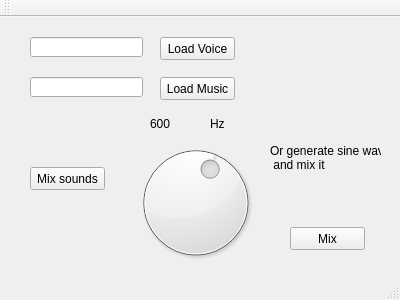
The window that mainwindow.ui (ByteNacked/mixing_util) describes before a commit, drawn with Qt 5.
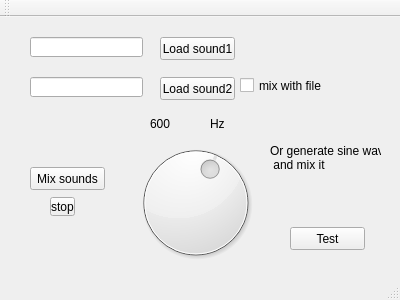
The same window after the commit.

The edit to the form file:
```diff
--- a/mainwindow.ui
+++ b/mainwindow.ui
@@ -34,7 +34,7 @@
      </rect>
     </property>
     <property name="text">
-     <string>Load Voice</string>
+     <string>Load sound1</string>
     </property>
    </widget>
    <widget class="QLineEdit" name="musicLineEdit">
@@ -57,7 +57,7 @@
      </rect>
     </property>
     <property name="text">
-     <string>Load Music</string>
+     <string>Load sound2</string>
     </property>
    </widget>
    <widget class="QLabel" name="label">
@@ -97,7 +97,7 @@
      </rect>
     </property>
     <property name="text">
-     <string>Mix</string>
+     <string>Test</string>
     </property>
    </widget>
    <widget class="QDial" name="dial">
@@ -145,6 +145,32 @@
      <string>600</string>
     </property>
    </widget>
+   <widget class="QCheckBox" name="checkBox">
+    <property name="geometry">
+     <rect>
+      <x>240</x>
+      <y>60</y>
+      <width>91</width>
+      <height>17</height>
+     </rect>
+    </property>
+    <property name="text">
+     <string>mix with file</string>
+    </property>
+   </widget>
+   <widget class="QToolButton" name="stopPlayback">
+    <property name="geometry">
+     <rect>
+      <x>50</x>
+      <y>180</y>
+      <width>25</width>
+      <height>19</height>
+     </rect>
+    </property>
+    <property name="text">
+     <string>stop</string>
+    </property>
+   </widget>
   </widget>
   <widget class="QMenuBar" name="menuBar">
    <property name="geometry">
```
